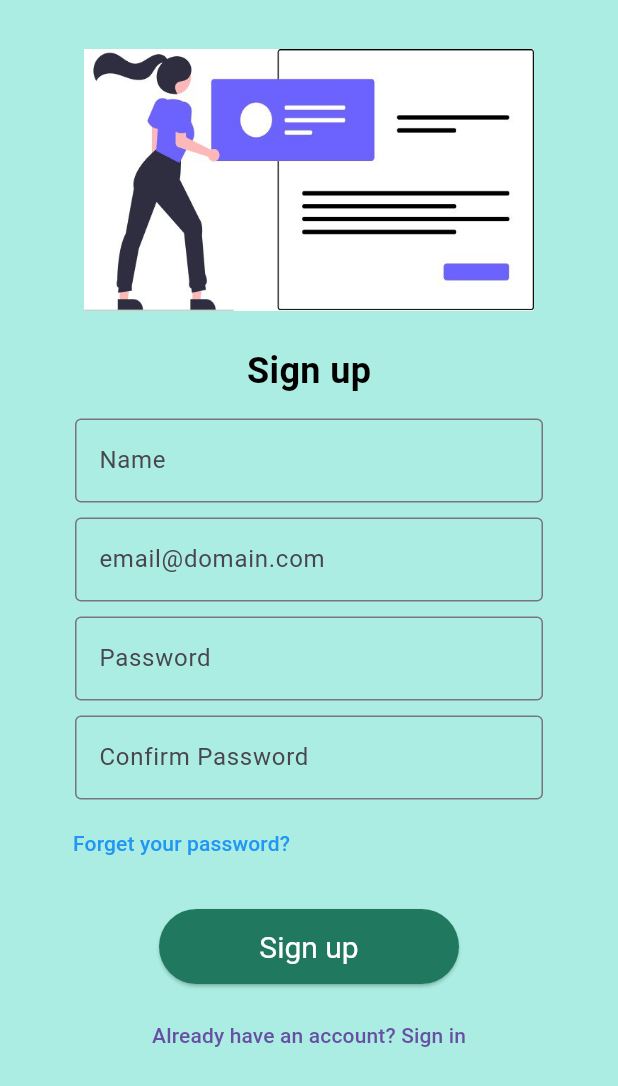
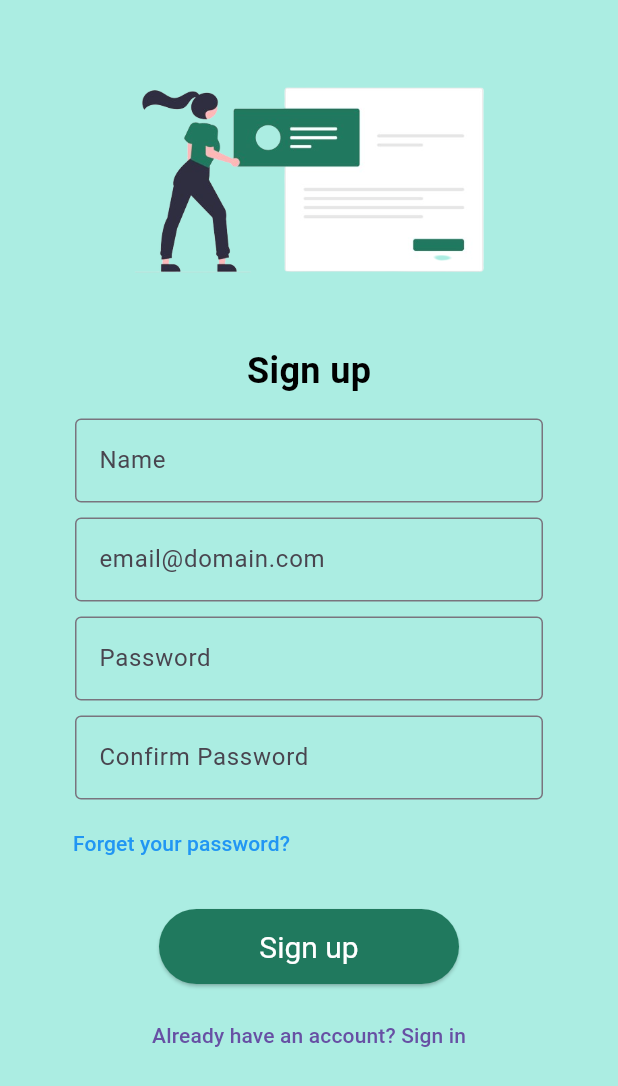
Before and after one commit to codebreaker64/Orbital, a Flutter app: the Signup screen opened directly, on a phone screen of 412 x 824 dp. Shown: the top 1086 px of the screen. Run offline on Flutter 3.47's test engine with Material 3 defaults, Android fonts, the phone set to English and light mode, and no system bars; our stand-ins replace carousel_slider, supabase_flutter; accounts and stored records are empty.

```diff
--- a/orbital/lib/pages/signup.dart
+++ b/orbital/lib/pages/signup.dart
@@ -45,7 +45,7 @@ class _SignupState extends State<Signup> {
               Padding(
                 padding: const EdgeInsets.only(top: 20),
                 child: Image.asset(
-                  "images/lady.jpg",
+                  "images/sign_up_logo.png",
                   width: 300,
                   height: 200,
                 ),
```
Also changed, not shown: orbital/images/sign_up_logo.png (added).
